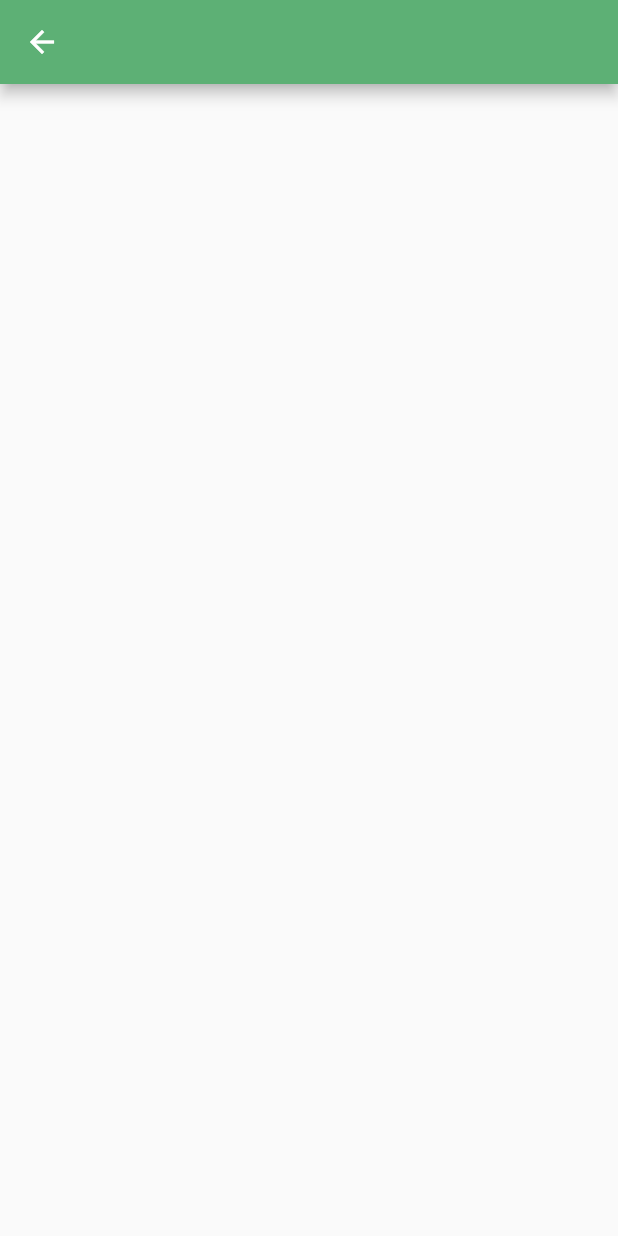
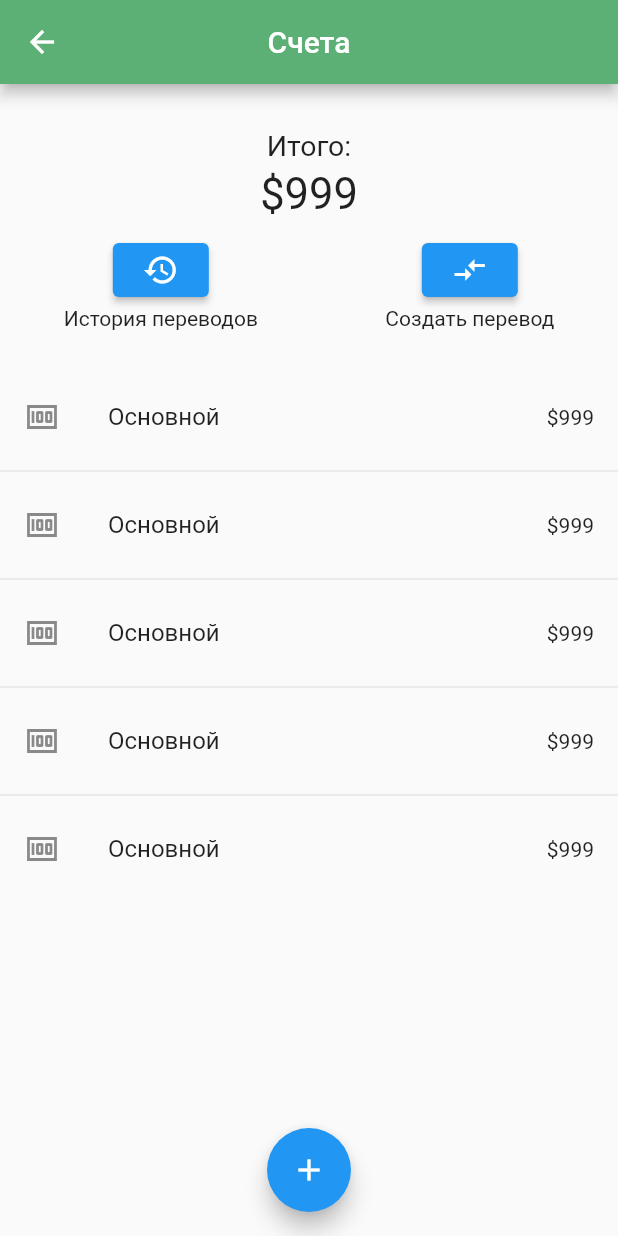
Before and after one commit to ortemmetro/finance_manager, a Flutter app: the InvoicesWidget screen opened by its route, on a phone screen of 412 x 824 dp. Run offline on Flutter 3.47's test engine with Material 2 defaults, Android fonts, the light colour scheme and no system bars; our stand-ins replace firebase_core; accounts and stored records are empty.

Commit message:
Add pages "Invoices", "Charts", "Categories"

```diff
--- a/lib/widgets/settings_widgets/invoices/invoices_widget.dart
+++ b/lib/widgets/settings_widgets/invoices/invoices_widget.dart
@@ -1,6 +1,4 @@
 import 'package:flutter/material.dart';
-import 'package:flutter/src/widgets/container.dart';
-import 'package:flutter/src/widgets/framework.dart';
 
 class InvoicesWidget extends StatelessWidget {
   const InvoicesWidget({super.key});
@@ -8,7 +6,77 @@ class InvoicesWidget extends StatelessWidget {
   @override
   Widget build(BuildContext context) {
     return Scaffold(
-      appBar: AppBar(),
+      floatingActionButton: FloatingActionButton(
+        onPressed: () {},
+        child: const Icon(Icons.add),
+      ),
+      floatingActionButtonLocation: FloatingActionButtonLocation.centerFloat,
+      appBar: AppBar(
+        title: const Text('Счета'),
+        centerTitle: true,
+      ),
+      body: Column(
+        children: [
+          SizedBox(height: 30),
+          Center(
+            child: Column(
+              children: [
+                Text(
+                  'Итого:',
+                  style: TextStyle(
+                    fontSize: 19,
+                  ),
+                ),
+                SizedBox(height: 4),
+                Text(
+                  '\$999',
+                  style: TextStyle(fontSize: 29),
+                ),
+              ],
+            ),
+          ),
+          SizedBox(height: 10),
+          Row(
+            mainAxisAlignment: MainAxisAlignment.spaceAround,
+            children: [
+              Column(
+                children: [
+                  ElevatedButton(
+                    onPressed: () {},
+                    child: Icon(Icons.history),
+                  ),
+                  Text('История переводов'),
+                ],
+              ),
+              Column(
+                children: [
+                  ElevatedButton(
+                    onPressed: () {},
+                    child: Icon(Icons.compare_arrows),
+                  ),
+                  Text('Создать перевод'),
+                ],
+              ),
+            ],
+          ),
+          const SizedBox(height: 30),
+          Expanded(
+            child: ListView.separated(
+              itemCount: 5,
+              itemBuilder: (context, index) {
+                return const ListTile(
+                  leading: Icon(Icons.money),
+                  title: Text('Основной'),
+                  trailing: Text('\$999'),
+                );
+              },
+              separatorBuilder: (BuildContext context, int index) {
+                return const Divider();
+              },
+            ),
+          ),
+        ],
+      ),
     );
   }
 }
```
Also changed, not shown: lib/widgets/app/app.dart (+5 -4 lines), lib/widgets/main_page/main_page.dart (+11 -4 lines), lib/widgets/settings_widgets/categories/categories_widget.dart (added, +43 -0 lines), lib/widgets/settings_widgets/charts/charts_widget.dart (added, +44 -0 lines).
